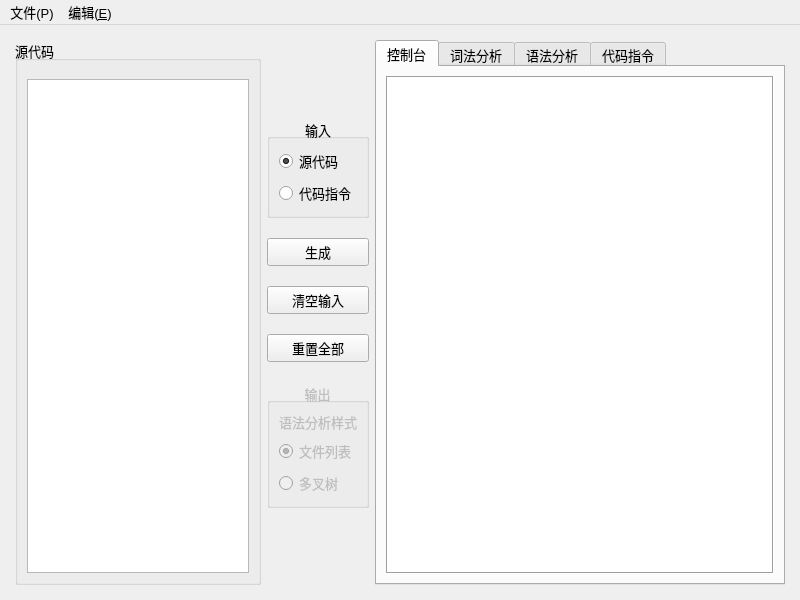
First picture: the form in minic/mainwindow.ui, repository Ryzin/MiniC, before the edit.
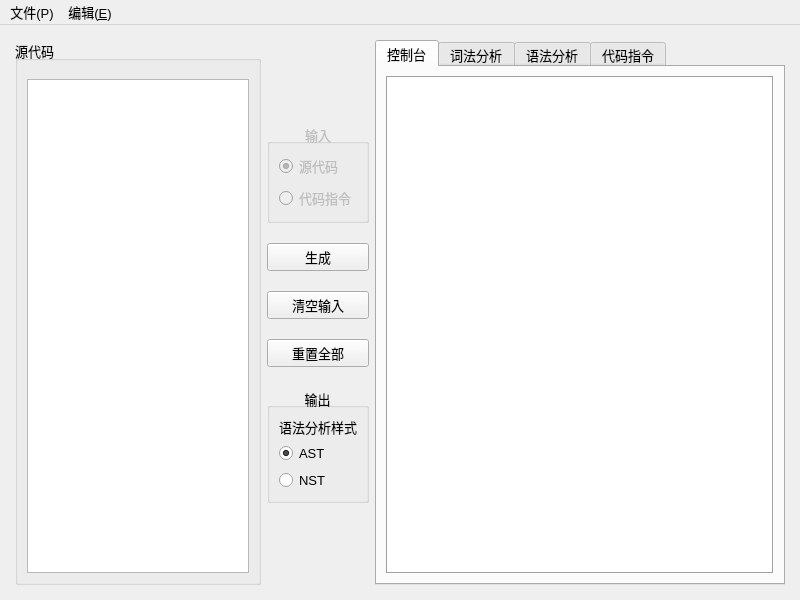
Second picture: the form after the edit.

What changed in the file:
```diff
--- a/minic/mainwindow.ui
+++ b/minic/mainwindow.ui
@@ -99,6 +99,9 @@
         </item>
         <item>
          <widget class="QGroupBox" name="groupBox_3">
+          <property name="enabled">
+           <bool>false</bool>
+          </property>
           <property name="font">
            <font>
             <pointsize>10</pointsize>
@@ -182,7 +185,7 @@
         <item>
          <widget class="QGroupBox" name="groupBox_2">
           <property name="enabled">
-           <bool>false</bool>
+           <bool>true</bool>
           </property>
           <property name="font">
            <font>
@@ -226,7 +229,7 @@
                 </font>
                </property>
                <property name="text">
-                <string>文件列表</string>
+                <string>AST</string>
                </property>
                <property name="checked">
                 <bool>true</bool>
@@ -241,7 +244,7 @@
                 </font>
                </property>
                <property name="text">
-                <string>多叉树</string>
+                <string>NST</string>
                </property>
               </widget>
              </item>
```
Left out of the diff: 4 changed lines with no effect on the pictures.
